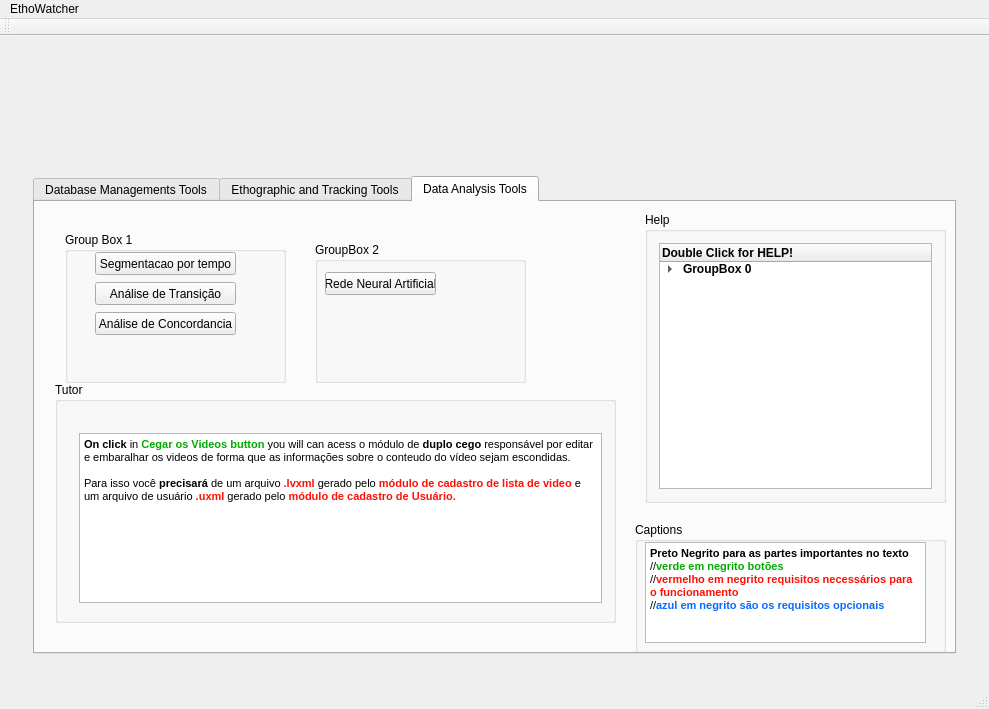
This is ethowatcher.ui in EthoWatcher/ethowatcher as Qt 5 draws it before an edit. The edited form follows.
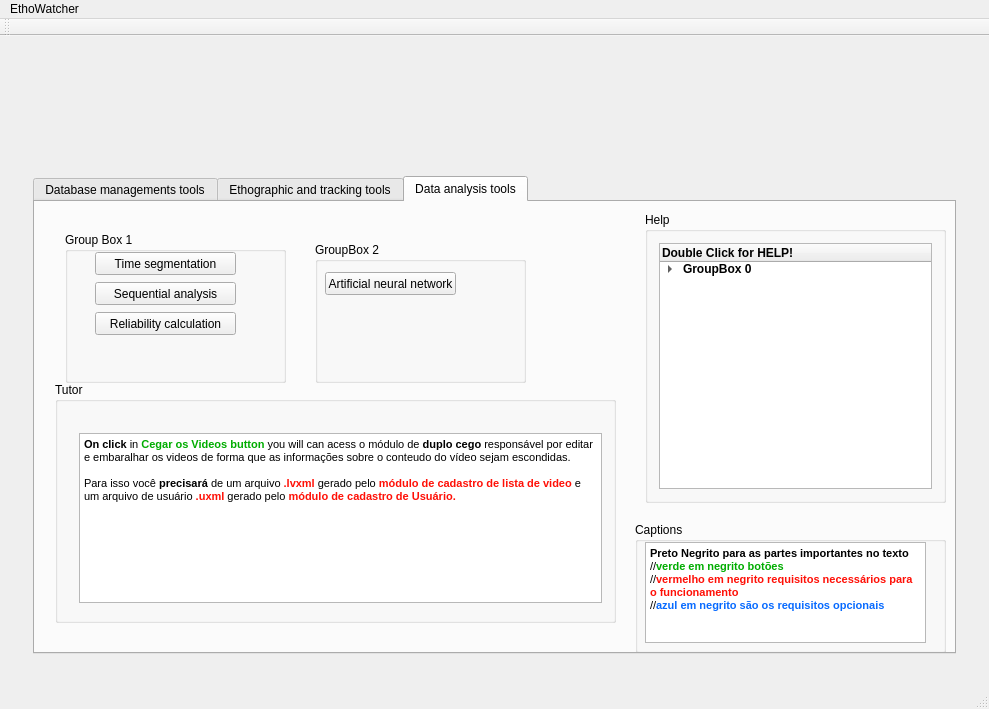
This is the edited form. The open tabs and pages were chosen to show the change. Icons and pictures are not drawn.

The edit to the form file:
```diff
--- a/ethowatcher.ui
+++ b/ethowatcher.ui
@@ -275,7 +275,7 @@
              </property>
              <widget class="QWidget" name="tab">
               <attribute name="title">
-               <string>Database Managements Tools</string>
+               <string>Database managements tools</string>
               </attribute>
               <widget class="QGroupBox" name="groupBox">
                <property name="geometry">
@@ -679,7 +679,7 @@
              </widget>
              <widget class="QWidget" name="tab_2">
               <attribute name="title">
-               <string>Ethographic and Tracking Tools</string>
+               <string>Ethographic and tracking tools</string>
               </attribute>
               <widget class="QGroupBox" name="groupBox_9">
                <property name="geometry">
@@ -970,7 +970,7 @@
              </widget>
              <widget class="QWidget" name="tab_3">
               <attribute name="title">
-               <string>Data Analysis Tools</string>
+               <string>Data analysis tools</string>
               </attribute>
               <widget class="QGroupBox" name="groupBox_8">
                <property name="geometry">
@@ -994,7 +994,7 @@
                  </rect>
                 </property>
                 <property name="text">
-                 <string>Segmentacao por tempo</string>
+                 <string>Time segmentation</string>
                 </property>
                </widget>
                <widget class="QPushButton" name="pbTransicao">
@@ -1007,7 +1007,7 @@
                  </rect>
                 </property>
                 <property name="text">
-                 <string>Análise de Transição</string>
+                 <string>Sequential analysis</string>
                 </property>
                </widget>
                <widget class="QPushButton" name="pbConcordancia">
@@ -1020,7 +1020,7 @@
                  </rect>
                 </property>
                 <property name="text">
-                 <string>Análise de Concordancia</string>
+                 <string>Reliability calculation</string>
                 </property>
                </widget>
               </widget>
@@ -1041,12 +1041,12 @@
                  <rect>
                   <x>10</x>
                   <y>30</y>
-                  <width>111</width>
+                  <width>131</width>
                   <height>23</height>
                  </rect>
                 </property>
                 <property name="text">
-                 <string>Rede Neural Artificial</string>
+                 <string>Artificial neural network</string>
                 </property>
                </widget>
               </widget>
```
Left out of the diff: 4 changed lines with no effect on the pictures.
